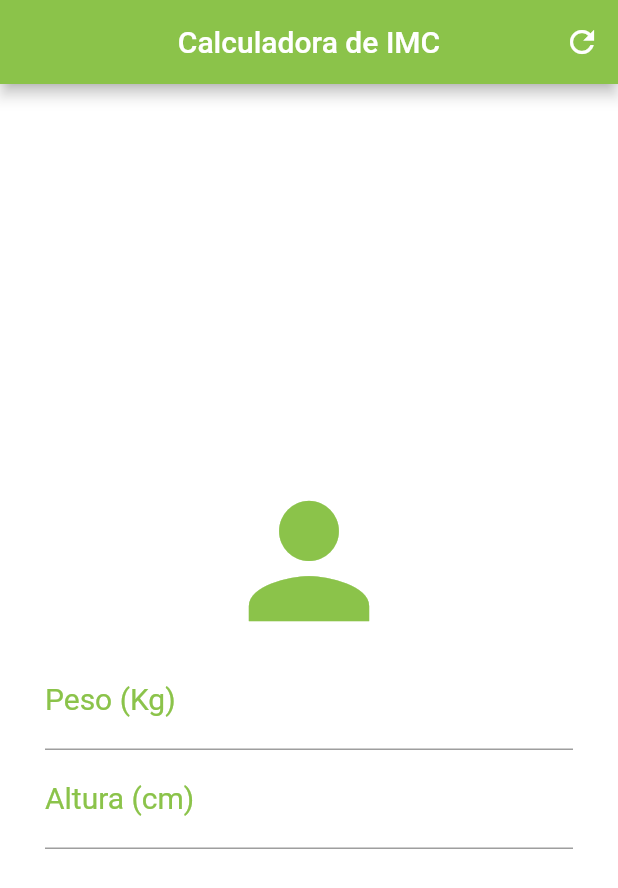
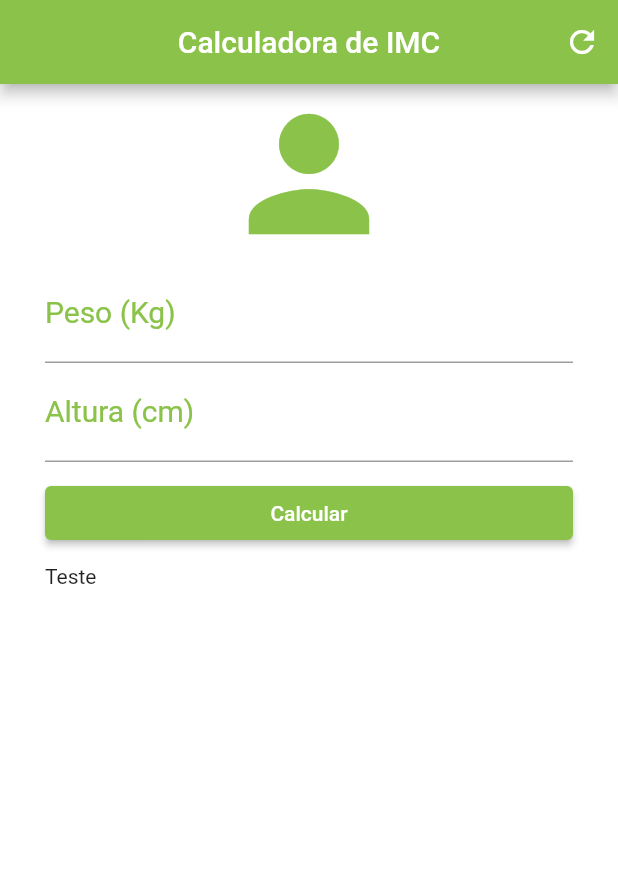
Before and after one commit to PedroMeerholz/flutter-imc-calculator, a Flutter app: the screen it shows after launch, on a phone screen of 412 x 824 dp. Shown: the top 888 px of the screen. Run offline on Flutter 3.47's test engine with Material 2 defaults, Android fonts, the phone set to English and light mode, and no system bars.

```diff
--- a/lib/pages/home_page.dart
+++ b/lib/pages/home_page.dart
@@ -23,18 +23,19 @@ class HomePageState extends State<HomePage> {
           ],
         ),
         backgroundColor: Colors.white,
-        body: Padding(
+        body: SingleChildScrollView(
+          child: Padding(
             padding: const EdgeInsets.symmetric(horizontal: 30),
             child: Column(
               mainAxisAlignment: MainAxisAlignment.center,
               crossAxisAlignment: CrossAxisAlignment.stretch,
-            children: const [
-              Icon(
+              children: [
+                const Icon(
                   Icons.person,
                   size: 120,
                   color: Colors.lightGreen,
                 ),
-              TextField(
+                const TextField(
                   keyboardType: TextInputType.number,
                   decoration: InputDecoration(
                     labelText: 'Peso (Kg)',
@@ -48,7 +49,7 @@ class HomePageState extends State<HomePage> {
                     fontSize: 20,
                   ),
                 ),
-              TextField(
+                const TextField(
                   keyboardType: TextInputType.number,
                   decoration: InputDecoration(
                     labelText: 'Altura (cm)',
@@ -62,7 +63,24 @@ class HomePageState extends State<HomePage> {
                     fontSize: 20,
                   ),
                 ),
+                Padding(
+                  padding: const EdgeInsets.only(
+                    top: 10,
+                    bottom: 10,
+                  ),
+                  child: ElevatedButton(
+                    onPressed: () {},
+                    child: Text('Calcular'),
+                    style: ElevatedButton.styleFrom(
+                      backgroundColor: Colors.lightGreen,
+                    ),
+                  ),
+                ),
+                Text(
+                  'Teste',
+                ),
               ],
+            ),
           ),
         ),
       ),
```
Lines whose indentation alone changed are shown as unchanged.
